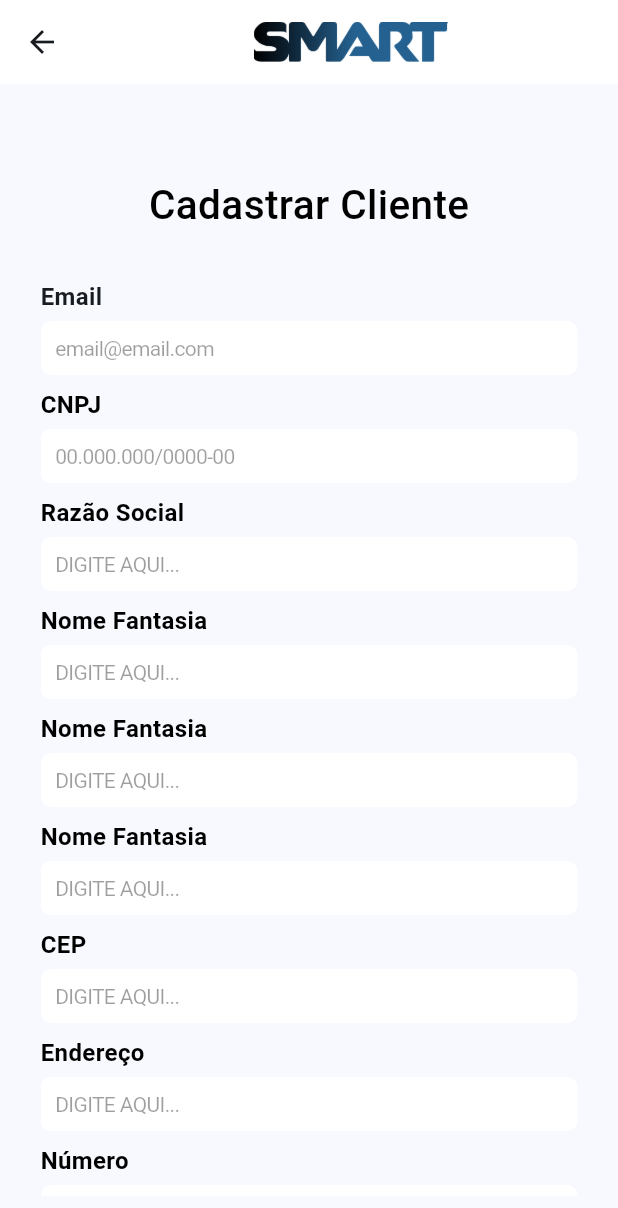
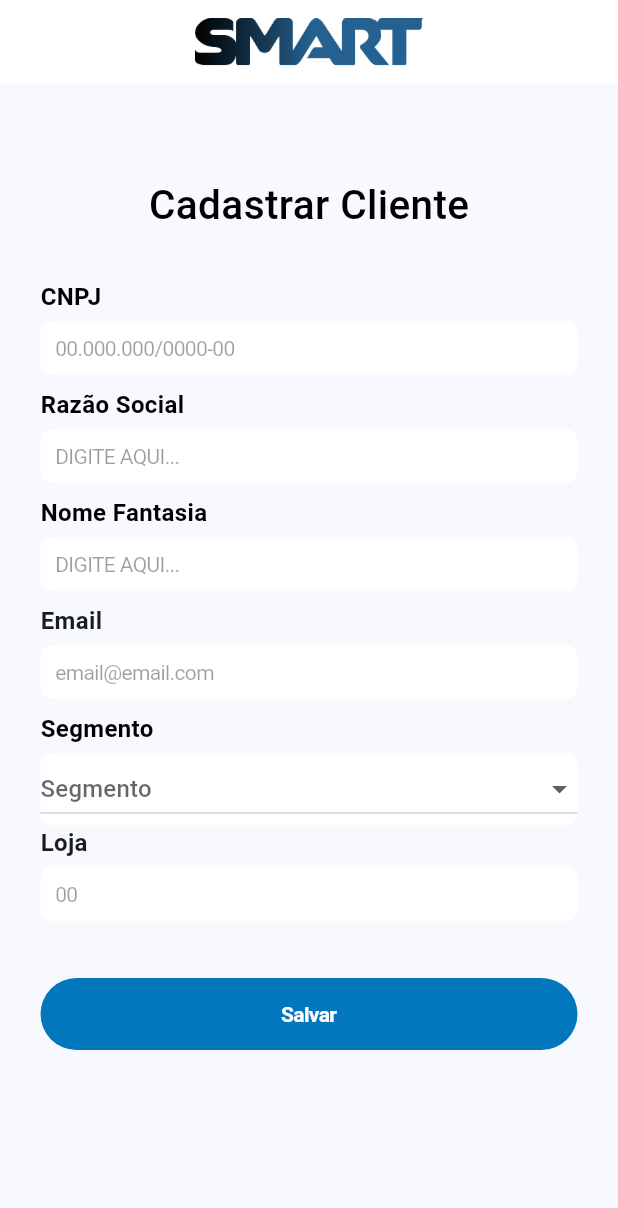
Before and after one commit to KevinFGR/SMART_APP, a Flutter app: the DetailsPage screen opened directly, on a phone screen of 412 x 824 dp. Shown: the top 1208 px of the screen. Run offline on Flutter 3.47's test engine with Material 3 defaults, Android fonts, the phone set to English and light mode, and no system bars; our stand-ins replace flutter_masked_text2.

Commit message:
details page UI

```diff
--- a/lib/app/app_widget.dart
+++ b/lib/app/app_widget.dart
@@ -1,4 +1,5 @@
 import 'package:flutter/material.dart';
+import 'package:smart_app/details/details_view.dart';
 import 'package:smart_app/login/login_view.dart';
 
 class AppWidget extends StatelessWidget{
@@ -14,7 +15,7 @@ class AppWidget extends StatelessWidget{
         colorScheme: ColorScheme.fromSeed(seedColor: Colors.lightBlue[800]!),
         useMaterial3: true,
       ),
-      home: const LoginPage()
+      home: const DetailsPage()
     );
   }
 }
--- a/lib/details/details_functions.dart
+++ b/lib/details/details_functions.dart
@@ -10,6 +10,14 @@ class DetailsFunctions {
     ];
     return ufs;
   }
+
+  static List<DropdownMenuItem<String>> segments(){
+    return  [
+      const DropdownMenuItem<String>( value: "technology", child: Text("TECNOLOGIA") ),
+      const DropdownMenuItem<String>( value: "construction", child: Text("CONSTRUÇÃO") ),
+    ];
+  }
+
   static void navigateToListPage(BuildContext context) {
     Navigator.push(
       context,
--- a/lib/details/details_view.dart
+++ b/lib/details/details_view.dart
@@ -1,6 +1,8 @@
 import 'package:flutter/cupertino.dart';
 import 'package:flutter/material.dart';
+import 'package:flutter/services.dart';
 import 'package:smart_app/details/details_functions.dart';
+import 'package:flutter_masked_text2/flutter_masked_text2.dart';
 
 class DetailsPage extends StatefulWidget{
   const DetailsPage({super.key});
@@ -11,8 +13,12 @@ class DetailsPage extends StatefulWidget{
 
 class _DetailsPageState extends State<DetailsPage>{
   final  _form = GlobalKey<FormState>();
+  final MaskedTextController documentController = MaskedTextController( mask: "00.000.000/0000-00" );
+  final corporateNameController = TextEditingController();
+  final tradeNameController = TextEditingController();
   final emailController = TextEditingController();
-  String? selectedUf;
+  final storeController = TextEditingController();
+  String? selectedSegment;
 
   @override
   Widget build(BuildContext context){
@@ -29,6 +35,7 @@ class _DetailsPageState extends State<DetailsPage>{
         ),
         ),
         elevation: 0,
+        scrolledUnderElevation : 0,
         backgroundColor: Colors.white,
       ),
       body: Container(
@@ -50,6 +57,96 @@ class _DetailsPageState extends State<DetailsPage>{
                 ),
                 const SizedBox(height:30),
 
+                // CNPJ
+                const Align(
+                  alignment: Alignment.centerLeft,
+                  child: Text(
+                    'CNPJ',
+                    style: TextStyle(
+                      color: Colors.black,
+                      fontSize: 16,
+                      fontWeight: FontWeight.bold,
+                    ),
+                  ),
+                ),
+                const SizedBox(height: 5),
+                CupertinoTextField(
+                  keyboardType: TextInputType.number,
+                  controller: documentController,
+                  padding: const EdgeInsets.all(10),
+                  placeholder: "00.000.000/0000-00",
+                  placeholderStyle: const TextStyle(color:Colors.black38, fontSize:14),
+                  style: const TextStyle(color: Colors.black, fontSize: 14),
+                  decoration: const BoxDecoration(
+                    color: Colors.white,
+                    borderRadius: BorderRadius.all(
+                      Radius.circular(7),
+                    ),
+                  ),
+                ),
+                const SizedBox(height:8),
+
+                // Razão Social
+                const Align(
+                  alignment: Alignment.centerLeft,
+                  child: Text(
+                    'Razão Social',
+                    style: TextStyle(
+                      color: Colors.black,
+                      fontSize: 16,
+                      fontWeight: FontWeight.bold,
+                    ),
+                  ),
+                ),
+                const SizedBox(height: 5),
+                CupertinoTextField(
+                  padding: const EdgeInsets.all(10),
+                  controller: corporateNameController,
+                  placeholder: "DIGITE AQUI...",
+                  placeholderStyle: const TextStyle(color:Colors.black38, fontSize:14),
+                  inputFormatters: [
+                    LengthLimitingTextInputFormatter(100),
+                  ],
+                  style: const TextStyle(color: Colors.black, fontSize: 14),
+                  decoration: const BoxDecoration(
+                    color: Colors.white,
+                    borderRadius: BorderRadius.all(
+                      Radius.circular(7),
+                    ),
+                  ),
+                ),
+                const SizedBox(height:8),
+
+                // Nome Fantasia
+                const Align(
+                  alignment: Alignment.centerLeft,
+                  child: Text(
+                    'Nome Fantasia',
+                    style: TextStyle(
+                      color: Colors.black,
+                      fontSize: 16,
+                      fontWeight: FontWeight.bold,
+                    ),
+                  ),
+                ),
+                const SizedBox(height: 5),
+                CupertinoTextField(
+                  padding: const EdgeInsets.all(10),
+                  controller: tradeNameController,
+                  placeholder: "DIGITE AQUI...",
+                  placeholderStyle: const TextStyle(color:Colors.black38, fontSize:14),
+                  inputFormatters: [ LengthLimitingTextInputFormatter(50) ],
+                  style: const TextStyle(color: Colors.black, fontSize: 14),
+                  decoration: const BoxDecoration(
+                    color: Colors.white,
+                    borderRadius: BorderRadius.all(
+                      Radius.circular(7),
+                    ),
+                  ),
+                ),
+                const SizedBox(height:8),
+
+                // Email
                 const Align(
                   alignment: Alignment.centerLeft,
                   child: Text(
@@ -67,6 +164,7 @@ class _DetailsPageState extends State<DetailsPage>{
                   keyboardType: TextInputType.emailAddress,
                   placeholder: "email@email.com",
                   placeholderStyle: const TextStyle(color:Colors.black38, fontSize:14),
+                  inputFormatters: [ LengthLimitingTextInputFormatter(100) ],
                   style: const TextStyle(color: Colors.black, fontSize: 14),
                   decoration: const BoxDecoration(
                     color: Colors.white,
@@ -77,248 +175,11 @@ class _DetailsPageState extends State<DetailsPage>{
                 ),
                 const SizedBox(height:8),
 
+                // Segmento
                 const Align(
                   alignment: Alignment.centerLeft,
                   child: Text(
-                    'CNPJ',
-                    style: TextStyle(
-                      color: Colors.black,
-                      fontSize: 16,
-                      fontWeight: FontWeight.bold,
-                    ),
-                  ),
-                ),
-                const SizedBox(height: 5),
-                const CupertinoTextField(
-                  keyboardType: TextInputType.number,
-                  padding: EdgeInsets.all(10),
-                  placeholder: "00.000.000/0000-00",
-                  placeholderStyle: TextStyle(color:Colors.black38, fontSize:14),
-                  style: TextStyle(color: Colors.black, fontSize: 14),
-                  decoration: BoxDecoration(
-                    color: Colors.white,
-                    borderRadius: BorderRadius.all(
-                      Radius.circular(7),
-                    ),
-                  ),
-                ),
-                const SizedBox(height:8),
-
-                const Align(
-                  alignment: Alignment.centerLeft,
-                  child: Text(
-                    'Razão Social',
-                    style: TextStyle(
-                      color: Colors.black,
-                      fontSize: 16,
-                      fontWeight: FontWeight.bold,
-                    ),
-                  ),
-                ),
-                const SizedBox(height: 5),
-                const CupertinoTextField(
-                  padding: EdgeInsets.all(10),
-                  placeholder: "DIGITE AQUI...",
-                  placeholderStyle: TextStyle(color:Colors.black38, fontSize:14),
-                  style: TextStyle(color: Colors.black, fontSize: 14),
-                  decoration: BoxDecoration(
-                    color: Colors.white,
-                    borderRadius: BorderRadius.all(
-                      Radius.circular(7),
-                    ),
-                  ),
-                ),
-                const SizedBox(height:8),
-
-                const Align(
-                  alignment: Alignment.centerLeft,
-                  child: Text(
-                    'Nome Fantasia',
-                    style: TextStyle(
-                      color: Colors.black,
-                      fontSize: 16,
-                      fontWeight: FontWeight.bold,
-                    ),
-                  ),
-                ),
-                const SizedBox(height: 5),
-                const CupertinoTextField(
-                  padding: EdgeInsets.all(10),
-                  placeholder: "DIGITE AQUI...",
-                  placeholderStyle: TextStyle(color:Colors.black38, fontSize:14),
-                  style: TextStyle(color: Colors.black, fontSize: 14),
-                  decoration: BoxDecoration(
-                    color: Colors.white,
-                    borderRadius: BorderRadius.all(
-                      Radius.circular(7),
-                    ),
-                  ),
-                ),
-                const SizedBox(height:8),
-
-                const Align(
-                  alignment: Alignment.centerLeft,
-                  child: Text(
-                    'Nome Fantasia',
-                    style: TextStyle(
-                      color: Colors.black,
-                      fontSize: 16,
-                      fontWeight: FontWeight.bold,
-                    ),
-                  ),
-                ),
-                const SizedBox(height: 5),
-                const CupertinoTextField(
-                  padding: EdgeInsets.all(10),
-                  placeholder: "DIGITE AQUI...",
-                  placeholderStyle: TextStyle(color:Colors.black38, fontSize:14),
-                  style: TextStyle(color: Colors.black, fontSize: 14),
-                  decoration: BoxDecoration(
-                    color: Colors.white,
-                    borderRadius: BorderRadius.all(
-                      Radius.circular(7),
-                    ),
-                  ),
-                ),
-                const SizedBox(height:8),
-
-                const Align(
-                  alignment: Alignment.centerLeft,
-                  child: Text(
-                    'Nome Fantasia',
-                    style: TextStyle(
-                      color: Colors.black,
-                      fontSize: 16,
-                      fontWeight: FontWeight.bold,
-                    ),
-                  ),
-                ),
-                const SizedBox(height: 5),
-                const CupertinoTextField(
-                  padding: EdgeInsets.all(10),
-                  placeholder: "DIGITE AQUI...",
-                  placeholderStyle: TextStyle(color:Colors.black38, fontSize:14),
-                  style: TextStyle(color: Colors.black, fontSize: 14),
-                  decoration: BoxDecoration(
-                    color: Colors.white,
-                    borderRadius: BorderRadius.all(
-                      Radius.circular(7),
-                    ),
-                  ),
-                ),
-                const SizedBox(height:8),
-
-                const Align(
-                  alignment: Alignment.centerLeft,
-                  child: Text(
-                    'CEP',
-                    style: TextStyle(
-                      color: Colors.black,
-                      fontSize: 16,
-                      fontWeight: FontWeight.bold,
-                    ),
-                  ),
-                ),
-                const SizedBox(height: 5),
-                const CupertinoTextField(
-                  keyboardType: TextInputType.number,
-                  padding: EdgeInsets.all(10),
-                  placeholder: "DIGITE AQUI...",
-                  placeholderStyle: TextStyle(color:Colors.black38, fontSize:14),
-                  style: TextStyle(color: Colors.black, fontSize: 14),
-                  decoration: BoxDecoration(
-                    color: Colors.white,
-                    borderRadius: BorderRadius.all(
-                      Radius.circular(7),
-                    ),
-                  ),
-                ),
-                const SizedBox(height:8),
-
-                const Align(
-                  alignment: Alignment.centerLeft,
-                  child: Text(
-                    'Endereço',
-                    style: TextStyle(
-                      color: Colors.black,
-                      fontSize: 16,
-                      fontWeight: FontWeight.bold,
-                    ),
-                  ),
-                ),
-                const SizedBox(height: 5),
-                const CupertinoTextField(
-                  padding: EdgeInsets.all(10),
-                  placeholder: "DIGITE AQUI...",
-                  placeholderStyle: TextStyle(color:Colors.black38, fontSize:14),
-                  style: TextStyle(color: Colors.black, fontSize: 14),
-                  decoration: BoxDecoration(
-                    color: Colors.white,
-                    borderRadius: BorderRadius.all(
-                      Radius.circular(7),
-                    ),
-                  ),
-                ),
-                const SizedBox(height:8),
-
-                const Align(
-                  alignment: Alignment.centerLeft,
-                  child: Text(
-                    'Número',
-                    style: TextStyle(
-                      color: Colors.black,
-                      fontSize: 16,
-                      fontWeight: FontWeight.bold,
-                    ),
-                  ),
-                ),
-                const SizedBox(height: 5),
-                const CupertinoTextField(
-                  keyboardType: TextInputType.number,
-                  padding: EdgeInsets.all(10),
-                  placeholder: "DIGITE AQUI...",
-                  placeholderStyle: TextStyle(color:Colors.black38, fontSize:14),
-                  style: TextStyle(color: Colors.black, fontSize: 14),
-                  decoration: BoxDecoration(
-                    color: Colors.white,
-                    borderRadius: BorderRadius.all(
-                      Radius.circular(7),
-                    ),
-                  ),
-                ),
-                const SizedBox(height:8),
-
-                const Align(
-                  alignment: Alignment.centerLeft,
-                  child: Text(
-                    'Número',
-                    style: TextStyle(
-                      color: Colors.black,
-                      fontSize: 16,
-                      fontWeight: FontWeight.bold,
-                    ),
-                  ),
-                ),
-                const SizedBox(height: 5),
-                const CupertinoTextField(
-                  keyboardType: TextInputType.number,
-                  padding: EdgeInsets.all(10),
-                  placeholder: "DIGITE AQUI...",
-                  placeholderStyle: TextStyle(color:Colors.black38, fontSize:14),
-                  style: TextStyle(color: Colors.black, fontSize: 14),
-                  decoration: BoxDecoration(
-                    color: Colors.white,
-                    borderRadius: BorderRadius.all(
-                      Radius.circular(7),
-                    ),
-                  ),
-                ),
-                const SizedBox(height:8),
-
-                const Align(
-                  alignment: Alignment.centerLeft,
-                  child: Text(
-                    'UF',
+                    'Segmento',
                     style: TextStyle(
                       color: Colors.black,
                       fontSize: 16,
@@ -335,22 +196,47 @@ class _DetailsPageState extends State<DetailsPage>{
                     ),
                   ),
                   child: DropdownButton<String>(
-                    value: selectedUf,
-                    hint: const Text("UF"),
+                    dropdownColor: Colors.white,
                     isExpanded: true,
-                    items: DetailsFunctions.ufs().map((String uf) {
-                      return DropdownMenuItem<String>(
-                        value: uf,
-                        child: Text(uf),
-                      );
-                    }).toList(),
+                    value: selectedSegment,
+                    hint: const Text("Segmento"),
+                    items: DetailsFunctions.segments(),
                     onChanged: (String? newValue) {
                       setState(() {
-                        selectedUf = newValue;
+                        selectedSegment = newValue;
                       });
                     },
                   ),
                 ),
+
+                // Loja
+                const Align(
+                  alignment: Alignment.centerLeft,
+                  child: Text(
+                    'Loja',
+                    style: TextStyle(
+                      fontSize: 16,
+                      fontWeight: FontWeight.bold,
+                    ),
+                  ),
+                ),
+                const SizedBox(height: 5),
+                CupertinoTextField(
+                  padding: const EdgeInsets.all(10),
+                  controller: storeController,
+                  keyboardType: TextInputType.number,
+                  placeholder: "00",
+                  placeholderStyle: const TextStyle(color:Colors.black38, fontSize:14),
+                  inputFormatters: [ LengthLimitingTextInputFormatter(2) ],
+                  style: const TextStyle(color: Colors.black, fontSize: 14),
+                  decoration: const BoxDecoration(
+                    color: Colors.white,
+                    borderRadius: BorderRadius.all(
+                      Radius.circular(7),
+                    ),
+                  ),
+                ),
+                const SizedBox(height:8),
 
                 const SizedBox(height:30),
                 SizedBox(
@@ -365,8 +251,12 @@ class _DetailsPageState extends State<DetailsPage>{
                       style:TextStyle(color: Colors.white, fontSize: 14, fontWeight: FontWeight.w600)
                       ),
                     onPressed: () {
+                      print(documentController.value);
+                      print(tradeNameController.text);
+                      print(corporateNameController.text);
                       print(emailController.text);
-                      print(selectedUf);
+                      print(selectedSegment);
+                      print(storeController.text);
                     },
                     ),
                 ),
--- a/lib/login/login_view.dart
+++ b/lib/login/login_view.dart
@@ -79,6 +79,7 @@ class LoginPage extends StatelessWidget{
             ),
             const SizedBox(height: 5),
             const CupertinoTextField(
+              obscureText: true,
               padding: EdgeInsets.all(10),
               placeholder: "********",
               placeholderStyle: TextStyle(color:Colors.white70, fontSize:14),
--- a/pubspec.yaml
+++ b/pubspec.yaml
@@ -35,6 +35,7 @@ dependencies:
   # The following adds the Cupertino Icons font to your application.
   # Use with the CupertinoIcons class for iOS style icons.
   cupertino_icons: ^1.0.8
+  flutter_masked_text2: ^0.9.1
 
 dev_dependencies:
   flutter_test:
```
Also changed, not shown: pubspec.lock.
